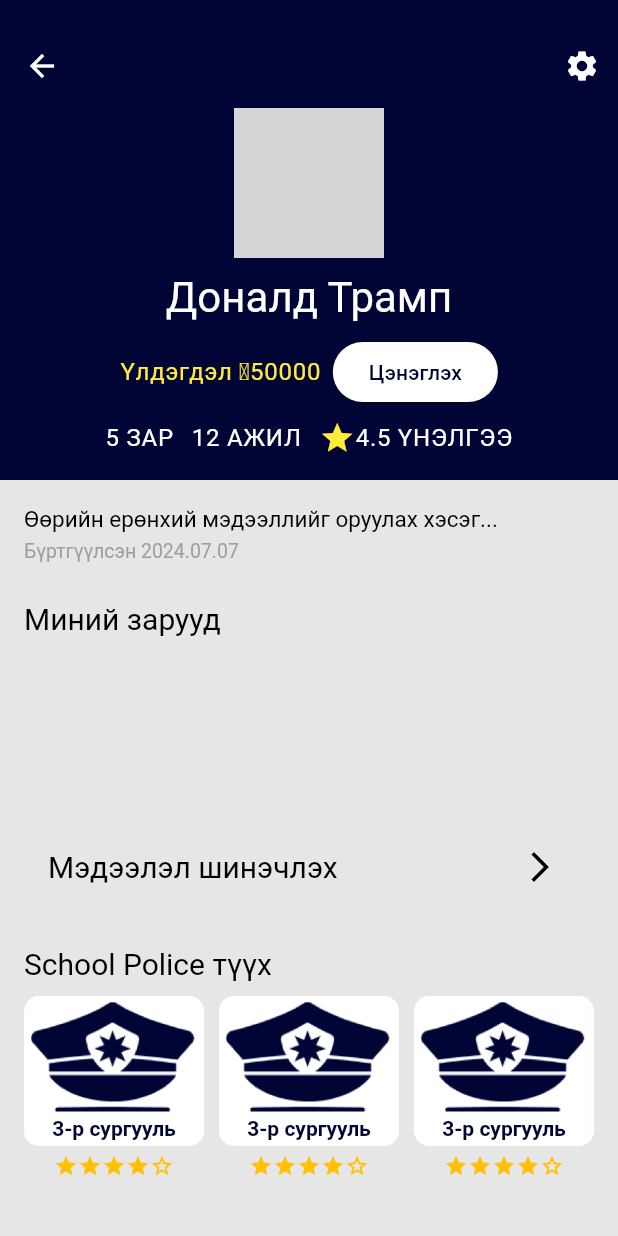
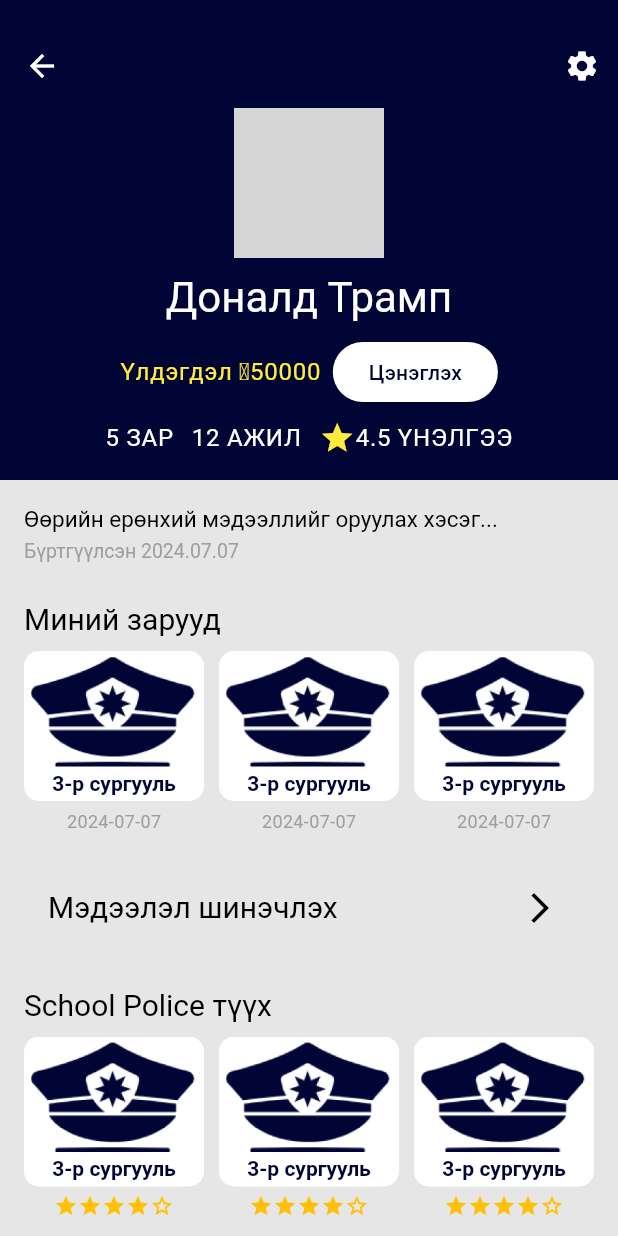
Before and after one commit to imthewolverine/schoolPolice, a Flutter app: the ProfileScreen screen opened directly, on a phone screen of 412 x 824 dp. Run offline on Flutter 3.47's test engine with Material 3 defaults, Android fonts, the phone set to English and light mode, and no system bars; our stand-ins replace equatable, flutter_bloc, flutter_map, flutter_secure_storage, latlong2, location and 1 more; accounts and stored records are empty; network calls fail; grey boxes are pictures that could not be loaded.

Commit message:
some fixes in ad description, ad_profile_card added

```diff
--- a/lib/screens/ad_description_screen/ad_description_screen.dart
+++ b/lib/screens/ad_description_screen/ad_description_screen.dart
@@ -5,7 +5,6 @@ import '../../models/ad.dart';
 import '../ad_description_screen/ad_description_bloc.dart';
 import '../ad_description_screen/ad_description_event.dart';
 import '../ad_description_screen/ad_description_state.dart';
-import 'dart:math';
 
 class AdDescriptionScreen extends StatefulWidget {
   final Ad ad;
@@ -68,10 +67,12 @@ class _AdDescriptionScreenState extends State<AdDescriptionScreen> {
                     ),
                     child: Container(
                       color: Colors.white,
-                      padding: EdgeInsets.symmetric(horizontal: 20.0, vertical: 30),
+                      padding:
+                          EdgeInsets.symmetric(horizontal: 20.0, vertical: 30),
                       child: BlocProvider(
                         create: (context) => AdDescriptionBloc(),
-                        child: BlocListener<AdDescriptionBloc, AdDescriptionState>(
+                        child:
+                            BlocListener<AdDescriptionBloc, AdDescriptionState>(
                           listener: (context, state) {
                             if (state is JobRequestLoading) {
                               ScaffoldMessenger.of(context).showSnackBar(
@@ -79,7 +80,9 @@ class _AdDescriptionScreenState extends State<AdDescriptionScreen> {
                               );
                             } else if (state is JobRequestSuccess) {
                               ScaffoldMessenger.of(context).showSnackBar(
-                                SnackBar(content: Text('Request sent successfully!')),
+                                SnackBar(
+                                    content:
+                                        Text('Request sent successfully!')),
                               );
                             } else if (state is JobRequestError) {
                               ScaffoldMessenger.of(context).showSnackBar(
@@ -96,7 +99,8 @@ class _AdDescriptionScreenState extends State<AdDescriptionScreen> {
                                 children: [
                                   Text(
                                     widget.ad.address,
-                                    style: TextStyle(fontSize: 25, color: Colors.black),
+                                    style: TextStyle(
+                                        fontSize: 25, color: Colors.black),
                                   ),
                                   Image.asset(
                                     'assets/icons/google-maps.png', // Path to your PNG asset
@@ -111,32 +115,44 @@ class _AdDescriptionScreenState extends State<AdDescriptionScreen> {
                                 children: [
                                   Icon(Icons.visibility, color: Colors.grey),
                                   SizedBox(width: 3),
-                                  Text('${widget.ad.views}', style: TextStyle(color: Colors.black54)),
+                                  Text('${widget.ad.views}',
+                                      style: TextStyle(color: Colors.black54)),
                                 ],
                               ),
                               const SizedBox(height: 20),
                               // Price and Shift Info
                               Row(
-                                mainAxisAlignment: MainAxisAlignment.spaceAround,
+                                mainAxisAlignment:
+                                    MainAxisAlignment.spaceAround,
                                 children: [
                                   Container(
-                                    width: MediaQuery.of(context).size.width * 0.45,
+                                    width:
+                                        MediaQuery.of(context).size.width * 0.4,
                                     child: _buildInfoCard(
                                       'Үнэ / Хөлс',
                                       widget.ad.price + '₮',
                                       icon: Icons.attach_money,
-                                      iconColor: Theme.of(context).colorScheme.surfaceContainerHighest,
-                                      iconBackground: Theme.of(context).colorScheme.surfaceContainerHighest,
+                                      iconColor: Theme.of(context)
+                                          .colorScheme
+                                          .surfaceContainerHighest,
+                                      iconBackground: Theme.of(context)
+                                          .colorScheme
+                                          .surfaceContainerHighest,
                                     ),
                                   ),
                                   Container(
-                                    width: MediaQuery.of(context).size.width * 0.4,
+                                    width: MediaQuery.of(context).size.width *
+                                        0.45,
                                     child: _buildInfoCard(
                                       'Хугацаа',
                                       widget.ad.shift,
                                       icon: Icons.access_time,
-                                      iconColor: Theme.of(context).colorScheme.tertiary,
-                                      iconBackground: Theme.of(context).colorScheme.tertiary,
+                                      iconColor: Theme.of(context)
+                                          .colorScheme
+                                          .tertiary,
+                                      iconBackground: Theme.of(context)
+                                          .colorScheme
+                                          .tertiary,
                                     ),
                                   ),
                                 ],
@@ -147,7 +163,10 @@ class _AdDescriptionScreenState extends State<AdDescriptionScreen> {
                                 alignment: Alignment.centerLeft,
                                 child: Text(
                                   'Дэлгэрэнгүй',
-                                  style: TextStyle(fontSize: 18, fontWeight: FontWeight.bold, color: Colors.black87),
+                                  style: TextStyle(
+                                      fontSize: 18,
+                                      fontWeight: FontWeight.bold,
+                                      color: Colors.black87),
                                 ),
                               ),
                               const SizedBox(height: 8),
@@ -162,7 +181,12 @@ class _AdDescriptionScreenState extends State<AdDescriptionScreen> {
                                   children: [
                                     Text(
                                       isExpanded ? "See Less" : "See More",
-                                      style: TextStyle(color: Theme.of(context).colorScheme.surfaceContainerHighest, fontSize: 14, fontWeight: FontWeight.bold),
+                                      style: TextStyle(
+                                          color: Theme.of(context)
+                                              .colorScheme
+                                              .surfaceContainerHighest,
+                                          fontSize: 14,
+                                          fontWeight: FontWeight.bold),
                                     ),
                                   ],
                                 ),
@@ -179,35 +203,40 @@ class _AdDescriptionScreenState extends State<AdDescriptionScreen> {
                               ),
                               const SizedBox(height: 25),
                               Row(
-                                mainAxisAlignment: MainAxisAlignment.spaceBetween,
+                                mainAxisAlignment:
+                                    MainAxisAlignment.spaceBetween,
                                 children: [
                                   // Хүсэлт Count with Icon
-                                  Column (
+                                  Column(
                                     children: [
                                       Row(
                                         children: [
-                                          Icon(Icons.group, color: Colors.orange),
+                                          Icon(Icons.group,
+                                              color: Colors.orange),
                                           const SizedBox(width: 4),
                                           Text(
                                             'Хүсэлт: ${widget.ad.requestCount}',
-                                            style: TextStyle(fontSize: 16, color: Colors.black54),
+                                            style: TextStyle(
+                                                fontSize: 16,
+                                                color: Colors.black54),
                                           ),
                                         ],
                                       ),
                                       // Date
                                       const SizedBox(height: 16),
                                       Row(
-                                        mainAxisAlignment: MainAxisAlignment.spaceBetween,
+                                        mainAxisAlignment:
+                                            MainAxisAlignment.spaceBetween,
                                         children: [
                                           Text(
                                             'Огноо: ${widget.ad.date}',
-                                            style: TextStyle(fontSize: 16, color: Colors.black54),
+                                            style: TextStyle(
+                                                fontSize: 16,
+                                                color: Colors.black54),
                                           ),
                                         ],
                                       ),
-
                                     ],
-
                                   ),
                                   const SizedBox(width: 5),
                                   // Action Buttons
@@ -217,22 +246,27 @@ class _AdDescriptionScreenState extends State<AdDescriptionScreen> {
                                       _buildActionButton(
                                         context,
                                         label: 'Хүсэлт илгээх',
-                                        color: Theme.of(context).colorScheme.tertiary,
+                                        color: Theme.of(context)
+                                            .colorScheme
+                                            .tertiary,
                                         icon: Icons.group,
                                         onPressed: () {
                                           context.read<AdDescriptionBloc>().add(
-                                            SubmitJobRequest(widget.ad.id),
-                                          );
+                                                SubmitJobRequest(widget.ad.id),
+                                              );
                                         },
                                       ),
                                       const SizedBox(height: 10),
                                       _buildActionButton(
                                         context,
                                         label: 'Холбоо барих',
-                                        color: Theme.of(context).colorScheme.surfaceContainerHighest,
+                                        color: Theme.of(context)
+                                            .colorScheme
+                                            .surfaceContainerHighest,
                                         icon: Icons.phone,
                                         onPressed: () {
-                                          _launchPhoneDialer(widget.phoneNumber);
+                                          _launchPhoneDialer(
+                                              widget.phoneNumber);
                                         },
                                       ),
                                     ],
@@ -266,7 +300,10 @@ class _AdDescriptionScreenState extends State<AdDescriptionScreen> {
   }
 
   // Helper widget to build the styled info card with custom icon and colors
-  Widget _buildInfoCard(String label, String value, {required IconData icon, required Color iconColor, required Color iconBackground}) {
+  Widget _buildInfoCard(String label, String value,
+      {required IconData icon,
+      required Color iconColor,
+      required Color iconBackground}) {
     return Container(
       padding: EdgeInsets.all(12),
       decoration: BoxDecoration(
@@ -291,7 +328,7 @@ class _AdDescriptionScreenState extends State<AdDescriptionScreen> {
               child: Icon(
                 icon,
                 color: Colors.white,
-                size: 20,
+                size: 16,
               ),
             ),
           ),
@@ -301,12 +338,18 @@ class _AdDescriptionScreenState extends State<AdDescriptionScreen> {
             children: [
               Text(
                 label,
-                style: TextStyle(color: Colors.grey, fontSize: 14, fontWeight: FontWeight.w500),
+                style: TextStyle(
+                    color: Colors.grey,
+                    fontSize: 14,
+                    fontWeight: FontWeight.w500),
               ),
               const SizedBox(height: 4),
               Text(
                 value,
-                style: TextStyle(fontSize: 18, fontWeight: FontWeight.bold, color: Colors.black),
+                style: TextStyle(
+                    fontSize: 16,
+                    fontWeight: FontWeight.bold,
+                    color: Colors.black),
               ),
             ],
           ),
@@ -320,7 +363,7 @@ class _AdDescriptionScreenState extends State<AdDescriptionScreen> {
     return Container(
       padding: EdgeInsets.symmetric(horizontal: 10, vertical: 10),
       decoration: BoxDecoration(
-        color:  Colors.grey[100],
+        color: Colors.grey[100],
         borderRadius: BorderRadius.circular(15),
       ),
       child: Text(
@@ -331,7 +374,11 @@ class _AdDescriptionScreenState extends State<AdDescriptionScreen> {
   }
 
   // Helper widget to build an action button with an optional icon
-  Widget _buildActionButton(BuildContext context, {required String label, required Color color, IconData? icon, required VoidCallback onPressed}) {
+  Widget _buildActionButton(BuildContext context,
+      {required String label,
+      required Color color,
+      IconData? icon,
+      required VoidCallback onPressed}) {
     return ElevatedButton.icon(
       style: ElevatedButton.styleFrom(
         padding: EdgeInsets.symmetric(horizontal: 24, vertical: 12),
--- a/lib/screens/profile_screen/profile_screen.dart
+++ b/lib/screens/profile_screen/profile_screen.dart
@@ -1,5 +1,6 @@
 import 'package:flutter/material.dart';
 import 'package:school_police/screens/settings_screen/settings_screen.dart';
+import 'package:school_police/widgets/ad_profile_card.dart';
 import 'package:school_police/widgets/school_police_history_card.dart';
 
 class ProfileScreen extends StatelessWidget {
@@ -45,7 +46,7 @@ class ProfileScreen extends StatelessWidget {
                   elevation: 0, // Remove shadow from AppBar
                 ),
                 CircleAvatar(
-                    radius: 50,
+                  radius: 50,
                   backgroundImage: NetworkImage(
                     'https://encrypted-tbn0.gstatic.com/images?q=tbn:ANd9GcRSxSycPmZ67xN1lxHxyMYOUPxZObOxnkLf6w&s',
                   ),
@@ -144,7 +145,32 @@ class ProfileScreen extends StatelessWidget {
 
                   // "Миний зарууд" section with cards
                   _buildSectionHeader('Миний зарууд', theme),
-                  _buildHorizontalCardList(theme),
+                  const SingleChildScrollView(
+                    scrollDirection: Axis.horizontal,
+                    child: Row(
+                      children: [
+                        AdProfileCard(
+                          schoolName: '3-р сургууль',
+                          date: '2024-07-07',
+                        ),
+                        SizedBox(width: 10),
+                        AdProfileCard(
+                          schoolName: '3-р сургууль',
+                          date: '2024-07-07',
+                        ),
+                        SizedBox(width: 10),
+                        AdProfileCard(
+                          schoolName: '3-р сургууль',
+                          date: '2024-07-07',
+                        ),
+                        SizedBox(width: 10),
+                        AdProfileCard(
+                          schoolName: '3-р сургууль',
+                          date: '2024-07-07',
+                        )
+                      ],
+                    ),
+                  ),
                   const SizedBox(height: 16),
 
                   // "Мэдээлэл шинэчлэх" section
--- /dev/null
+++ b/lib/widgets/ad_profile_card.dart
@@ -0,0 +1,61 @@
+import 'package:flutter/material.dart';
+
+class AdProfileCard extends StatelessWidget {
+  final String schoolName;
+  final String date;
+
+  const AdProfileCard({
+    Key? key,
+    required this.schoolName,
+    required this.date,
+  }) : super(key: key);
+
+  @override
+  Widget build(BuildContext context) {
+    final theme = Theme.of(context);
+
+    return Column(
+      children: [
+        Container(
+          width: 120,
+          height: 100,
+          decoration: BoxDecoration(
+            color: theme.colorScheme.surface,
+            borderRadius: BorderRadius.circular(10),
+            image: const DecorationImage(
+              image: AssetImage('assets/images/logo_white_noword.png'),
+              fit: BoxFit.cover,
+            ),
+          ),
+          child: Align(
+            alignment: Alignment.bottomCenter,
+            child: Container(
+              color: Colors.white,
+              padding:
+                  const EdgeInsets.symmetric(vertical: 2.0, horizontal: 4.0),
+              child: Text(
+                schoolName,
+                style: theme.textTheme.headlineSmall?.copyWith(
+                  fontSize: 14,
+                  fontWeight: FontWeight.bold,
+                  color: theme.colorScheme.primary,
+                ),
+                textAlign: TextAlign.center,
+              ),
+            ),
+          ),
+        ),
+        const SizedBox(height: 5),
+        Text(
+          date,
+          style: theme.textTheme.bodyMedium?.copyWith(
+            fontSize: 12,
+            color: Colors.grey,
+          ),
+          textAlign: TextAlign.center,
+        ),
+        const SizedBox(height: 5),
+      ],
+    );
+  }
+}
```
